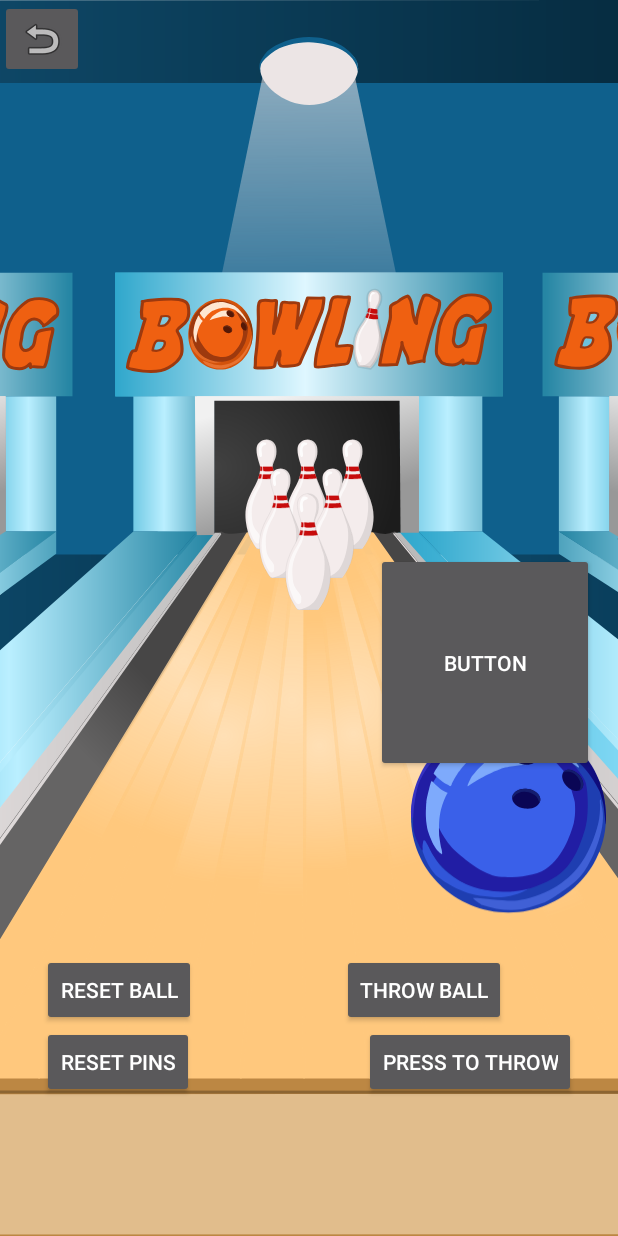
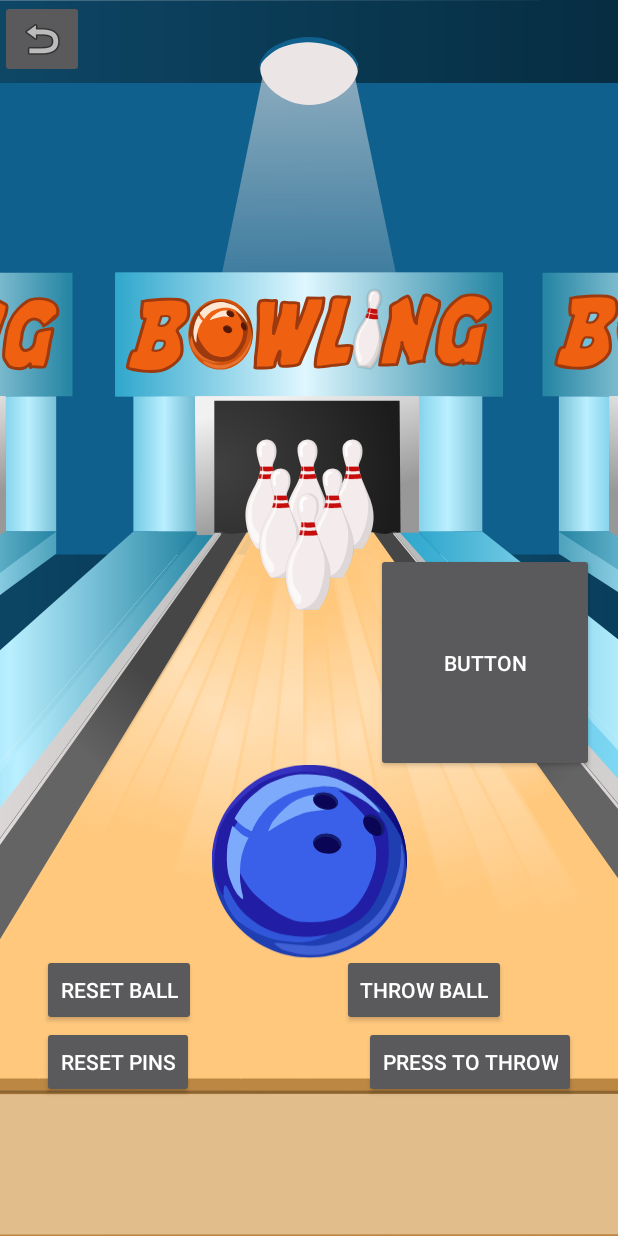
Before and after one commit to Alicia-Lundberg/BowlingBuddies, an Android app: the BowlingActivity screen opened directly, with no data from a screen before it, on a phone screen of 412 x 824 dp. Run offline under Robolectric (Android 15) with nearby library versions, the phone set to English and light mode, and no system bars.

```diff
--- a/app/src/main/res/layout/activity_bowling.xml
+++ b/app/src/main/res/layout/activity_bowling.xml
@@ -106,8 +106,8 @@
         android:id="@+id/blueBall"
         android:layout_width="150dp"
         android:layout_height="250dp"
-        android:layout_marginStart="264dp"
-        android:layout_marginTop="420dp"
+        android:layout_marginTop="450dp"
+        app:layout_constraintEnd_toEndOf="parent"
         app:layout_constraintStart_toStartOf="parent"
         app:layout_constraintTop_toTopOf="parent"
         app:srcCompat="@drawable/blueball_2" />
```
Also changed, not shown: app/src/main/java/com/example/bowling/BowlingActivity.java (+8 -3 lines).
